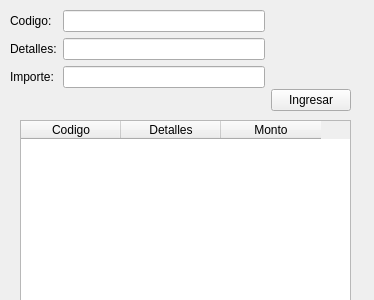
Old version of the form Caja/src/ui/enter_cash.ui in the repository elvinMark/emmv.
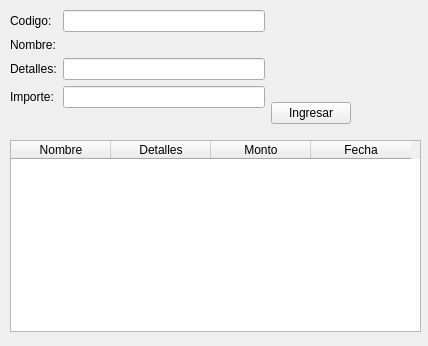
New version of the form.

What changed in the file:
```diff
--- a/Caja/src/ui/enter_cash.ui
+++ b/Caja/src/ui/enter_cash.ui
@@ -6,8 +6,8 @@
    <rect>
     <x>0</x>
     <y>0</y>
-    <width>374</width>
-    <height>300</height>
+    <width>428</width>
+    <height>346</height>
    </rect>
   </property>
   <property name="windowTitle">
@@ -19,7 +19,7 @@
      <x>10</x>
      <y>10</y>
      <width>341</width>
-     <height>101</height>
+     <height>114</height>
     </rect>
    </property>
    <layout class="QHBoxLayout" name="horizontalLayout">
@@ -28,24 +28,24 @@
       <item row="0" column="1">
        <widget class="QLineEdit" name="lineEdit"/>
       </item>
-      <item row="1" column="0">
+      <item row="2" column="0">
        <widget class="QLabel" name="label_2">
         <property name="text">
          <string>Detalles:</string>
         </property>
        </widget>
       </item>
-      <item row="1" column="1">
+      <item row="2" column="1">
        <widget class="QLineEdit" name="lineEdit_2"/>
       </item>
-      <item row="2" column="0">
+      <item row="3" column="0">
        <widget class="QLabel" name="label_3">
         <property name="text">
          <string>Importe:</string>
         </property>
        </widget>
       </item>
-      <item row="2" column="1">
+      <item row="3" column="1">
        <widget class="QLineEdit" name="lineEdit_3"/>
       </item>
       <item row="0" column="0">
@@ -55,6 +55,20 @@
         </property>
        </widget>
       </item>
+      <item row="1" column="1">
+       <widget class="QLabel" name="label_4">
+        <property name="text">
+         <string/>
+        </property>
+       </widget>
+      </item>
+      <item row="1" column="0">
+       <widget class="QLabel" name="label_5">
+        <property name="text">
+         <string>Nombre:</string>
+        </property>
+       </widget>
+      </item>
      </layout>
     </item>
     <item>
@@ -86,15 +100,15 @@
   <widget class="QTableWidget" name="tableWidget">
    <property name="geometry">
     <rect>
-     <x>20</x>
-     <y>120</y>
-     <width>331</width>
+     <x>10</x>
+     <y>140</y>
+     <width>411</width>
      <height>192</height>
     </rect>
    </property>
    <column>
     <property name="text">
-     <string>Codigo</string>
+     <string>Nombre</string>
     </property>
    </column>
    <column>
@@ -107,6 +121,11 @@
      <string>Monto</string>
     </property>
    </column>
+   <column>
+    <property name="text">
+     <string>Fecha</string>
+    </property>
+   </column>
   </widget>
  </widget>
  <resources/>
```
Left out of the diff: 17 changed lines with no effect on the pictures.
